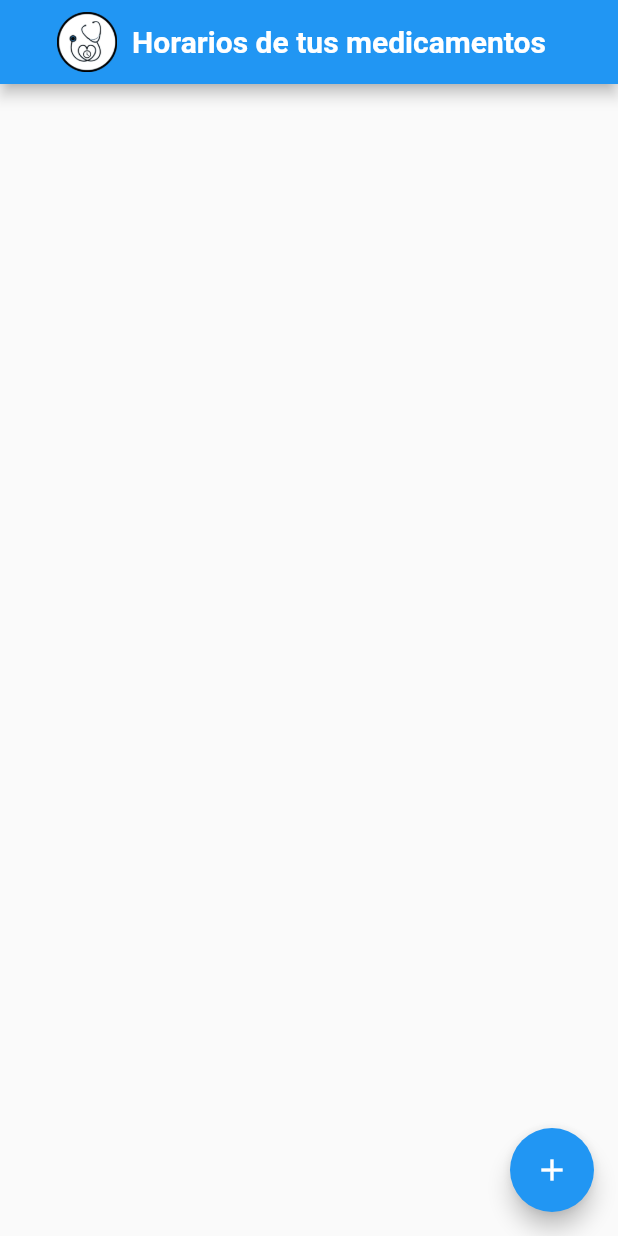
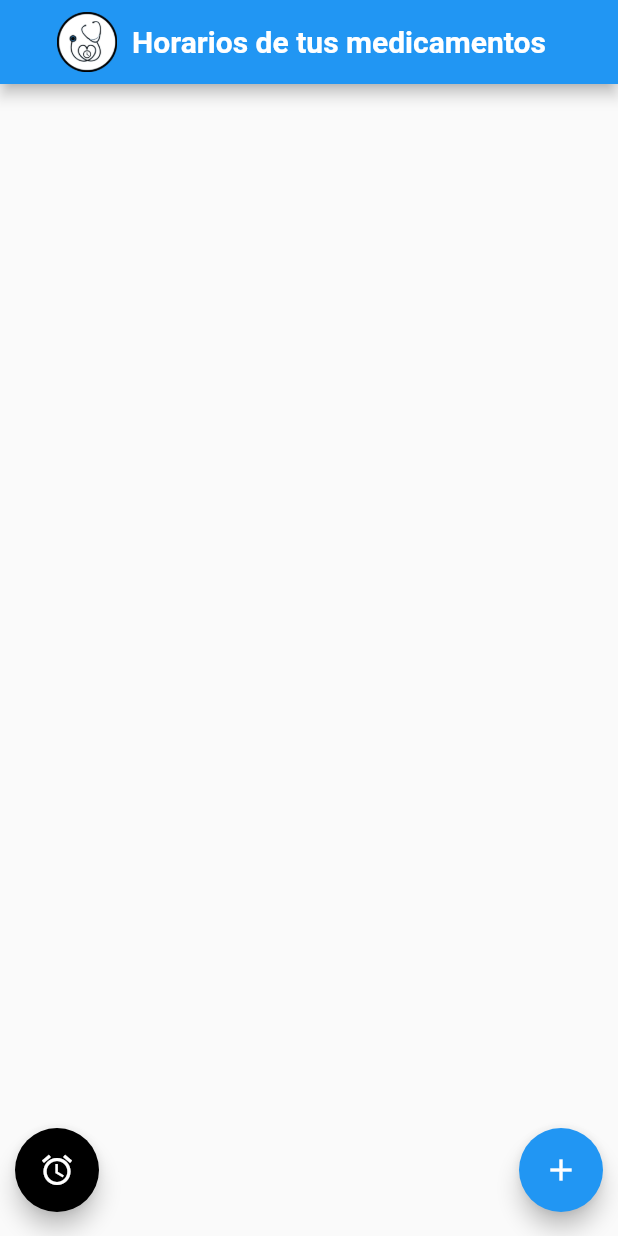
Before and after one commit to JDGuzman2001/mediclock_client, a Flutter app: the screen it shows after launch, on a phone screen of 412 x 824 dp. Run offline on Flutter 3.47's test engine with Material 2 defaults, Android fonts, the phone set to English and light mode, and no system bars; our stand-ins replace flutter_local_notifications; missing offline and left inert: external_app_launcher.

Commit message:
Added a clock button that goes to clock application

```diff
--- a/lib/main.dart
+++ b/lib/main.dart
@@ -1,5 +1,9 @@
 import 'package:flutter/material.dart';
 import 'package:flutter_local_notifications/flutter_local_notifications.dart';
+import 'package:url_launcher/url_launcher.dart';
+import 'package:external_app_launcher/external_app_launcher.dart';
+
+
 
 void main() async {
   WidgetsFlutterBinding.ensureInitialized();
@@ -62,6 +66,8 @@ class _TaskListScreenState extends State<TaskListScreen> {
         ));
   }
 
+
+
   @override
   Widget build(BuildContext context) {
     return Scaffold(
@@ -116,8 +122,26 @@ class _TaskListScreenState extends State<TaskListScreen> {
           },
         ),
       ),
-      floatingActionButton: FloatingActionButton(
-        backgroundColor: Colors.blue,
+      floatingActionButtonLocation: FloatingActionButtonLocation.centerFloat, // Ajustar la posición de los botones
+      floatingActionButton: Padding(
+        padding: EdgeInsets.only(left: 10, right: 10),
+        child: Row( // Usar un Row para colocar ambos botones
+          mainAxisAlignment: MainAxisAlignment.spaceBetween,
+          children: [
+            FloatingActionButton(
+              backgroundColor: Colors.black, // Color del primer botón (izquierda)
+              onPressed: () async  {
+                //_launchClockApp;
+                await LaunchApp.openApp(
+                  androidPackageName: 'com.google.android.deskclock',
+                  iosUrlScheme: 'clockapp://'
+                );
+              },
+              child: Icon(Icons.access_alarm),
+            ),
+            SizedBox(width: 16), // Espacio entre los botones
+            FloatingActionButton(
+              backgroundColor: Colors.blue, // Color del segundo botón (derecha)
               onPressed: () async {
                 TimeOfDay? selectedTime = await showTimePicker(
                   context: context,
@@ -149,6 +173,9 @@ class _TaskListScreenState extends State<TaskListScreen> {
                 }
               },
               child: Icon(Icons.add),
+            ),
+          ],
+        ),
       ),
     );
   }
@@ -334,20 +361,6 @@ class _TaskListScreenState extends State<TaskListScreen> {
     return '$hourFormatted:$minuteFormatted $period';
   }
 
-
-
- /*  String _formatTime(TimeOfDay timeOfDay) {
-    int hour = timeOfDay.hour;
-    int minute = timeOfDay.minute;
-
-    // Formateamos las horas y minutos con dos dígitos (por ejemplo: "05" en lugar de "5")
-    String hourFormatted = hour.toString().padLeft(2, '0');
-    String minuteFormatted = minute.toString().padLeft(2, '0');
-
-
-
-    return '$hourFormatted:$minuteFormatted';
-  } */
   String _formatTime24h(TimeOfDay timeOfDay) {
     int hour = timeOfDay.hour;
     int minute = timeOfDay.minute;
--- /dev/null
+++ b/lib/utils/backend.dart
@@ -0,0 +1,3 @@
+import 'package:flutter/material.dart';
+import 'package:flutter_local_notifications/flutter_local_notifications.dart';
+import 'package:url_launcher/url_launcher.dart';
--- a/pubspec.yaml
+++ b/pubspec.yaml
@@ -50,6 +50,8 @@ dev_dependencies:
   # rules and activating additional ones.
   flutter_lints: ^2.0.0
   flutter_launcher_icons: ^0.9.2
+  url_launcher: ^6.0.0
+  external_app_launcher: ^3.1.0
 
 # For information on the generic Dart part of this file, see the
 # following page: https://dart.dev/tools/pub/pubspec
```
Also changed, not shown: pubspec.lock, 7 other files. Lines whose indentation alone changed are shown as unchanged.
